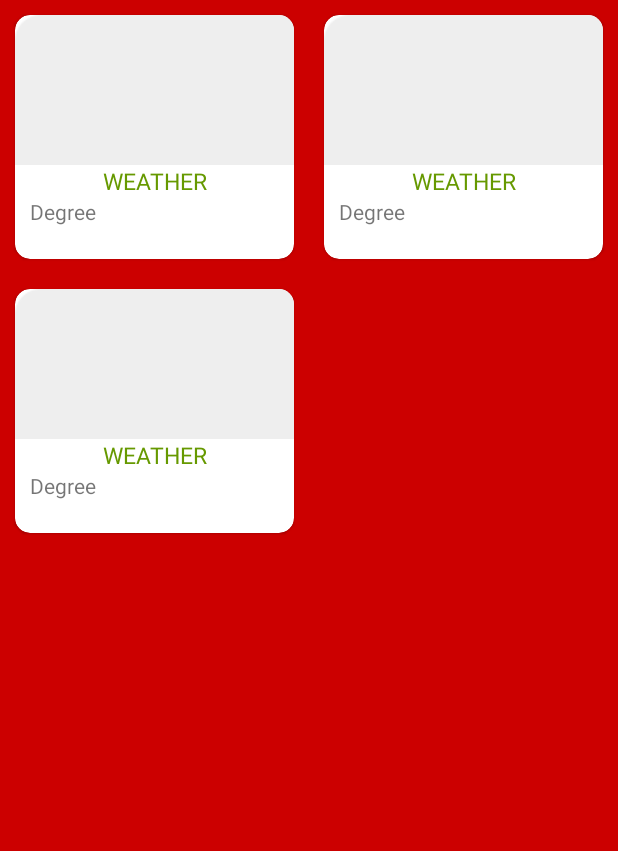
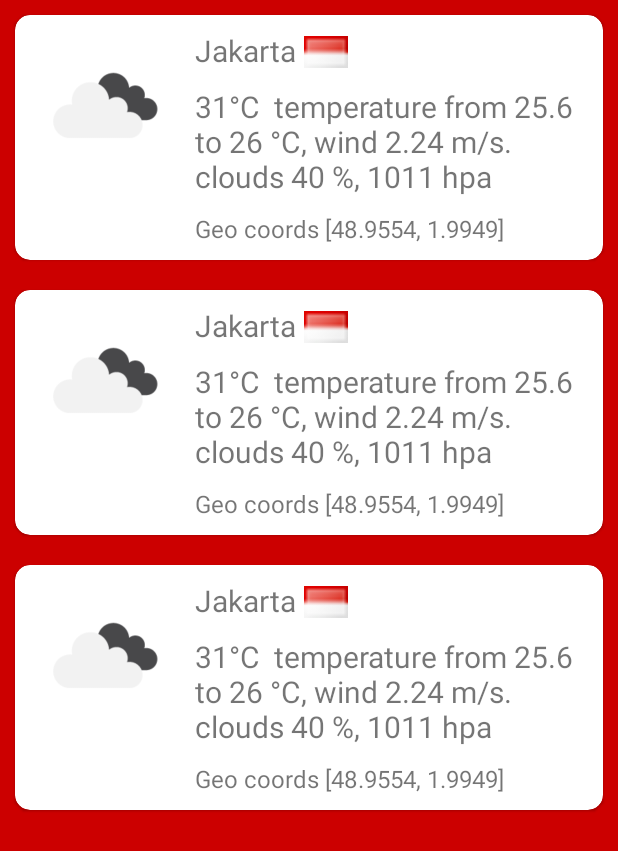
Before and after one commit to kosmasproject/Weather, an Android app: the layout fragment_favorite.xml on its own in the app's theme, with its tools: preview values and no code run, on a phone screen of 412 x 824 dp. Shown: the top 851 px of the screen. Run offline under Robolectric (Android 15) with nearby library versions, the phone set to English and light mode, and no system bars.

Commit message:
implement feature favorite

```diff
--- a/app/src/main/java/com/kosmasfn/weather/view/favorite/FavoriteFragment.kt
+++ b/app/src/main/java/com/kosmasfn/weather/view/favorite/FavoriteFragment.kt
@@ -33,7 +33,7 @@ class FavoriteFragment : BaseFragment<FragmentFavoriteBinding>() {
                 showLoading(false)
             }
         }
-        viewModel.articles.observe(this) {
+        viewModel.cities.observe(this) {
             initAdapter(it)
         }
     }
@@ -45,7 +45,7 @@ class FavoriteFragment : BaseFragment<FragmentFavoriteBinding>() {
     private fun initAdapter(data: List<WeatherDomainModel.City>) {
         with(getViewBinding().rvArticles) {
             adapter = FavoriteAdapter {
-                WebViewActivity.launchIntent(requireActivity(), it.url)
+                WebViewActivity.launchIntent(requireActivity(), it.name ?: "")
             }.apply { addItems(data) }
         }
     }
--- a/app/src/main/java/com/kosmasfn/weather/view/favorite/FavoriteLocalViewModel.kt
+++ b/app/src/main/java/com/kosmasfn/weather/view/favorite/FavoriteLocalViewModel.kt
@@ -17,12 +17,12 @@ class FavoriteLocalViewModel @Inject constructor(private val useCase: WeatherLoc
 
     var isLoading = MutableLiveData(false)
     var errorMessage = MutableLiveData<String>(null)
-    val articles = MutableLiveData<List<WeatherDomainModel.City>>()
+    val cities = MutableLiveData<List<WeatherDomainModel.City>>()
 
     fun fetchArticle() {
         viewModelScope.launch {
-            useCase.getNews().apply {
-                articles.postValue(this)
+            useCase.getCity().apply {
+                cities.postValue(this)
             }
         }
     }
--- a/app/src/main/res/layout/fragment_favorite.xml
+++ b/app/src/main/res/layout/fragment_favorite.xml
@@ -20,8 +20,7 @@
                 android:id="@+id/rvArticles"
                 android:layout_width="match_parent"
                 android:layout_height="wrap_content"
-                app:spanCount="2"
-                app:layoutManager="androidx.recyclerview.widget.GridLayoutManager"
+                app:layoutManager="androidx.recyclerview.widget.LinearLayoutManager"
                 tools:listitem="@layout/item_favorite" />
 
         </androidx.appcompat.widget.LinearLayoutCompat>
--- a/app/src/main/res/layout/item_favorite.xml
+++ b/app/src/main/res/layout/item_favorite.xml
@@ -9,53 +9,74 @@
     android:focusable="true"
     app:cardCornerRadius="10dp">
 
-    <androidx.appcompat.widget.LinearLayoutCompat
+    <androidx.constraintlayout.widget.ConstraintLayout
         android:layout_width="match_parent"
         android:layout_height="match_parent"
-        android:orientation="vertical">
+        android:layout_margin="10dp">
 
         <androidx.appcompat.widget.AppCompatImageView
-            android:id="@+id/ivImg"
-            android:layout_width="match_parent"
+            android:id="@+id/iv_weather"
+            android:layout_width="100dp"
             android:layout_height="100dp"
-            android:scaleType="matrix"
-            android:src="@drawable/img_placeholder" />
+            app:layout_constraintStart_toStartOf="parent"
+            app:layout_constraintTop_toTopOf="parent"
+            tools:srcCompat="@drawable/ic_weather" />
+
+        <androidx.appcompat.widget.LinearLayoutCompat
+            android:layout_width="0dp"
+            android:layout_height="wrap_content"
+            app:layout_constraintStart_toEndOf="@id/iv_weather"
+            app:layout_constraintTop_toTopOf="parent">
+
+
+        </androidx.appcompat.widget.LinearLayoutCompat>
 
         <androidx.appcompat.widget.AppCompatTextView
-            android:id="@+id/tvTitle"
-            android:layout_width="match_parent"
+            android:id="@+id/tv_city"
+            android:layout_width="wrap_content"
             android:layout_height="wrap_content"
-            android:ellipsize="end"
+            android:layout_marginStart="10dp"
             android:fontFamily="sans-serif"
-            android:maxLines="2"
-            android:paddingHorizontal="10dp"
-            android:textAlignment="center"
-            android:textAllCaps="true"
-            android:textColor="@android:color/holo_green_dark"
-            android:textSize="15sp"
-            tools:text="Weather" />
+            android:textSize="20sp"
+            app:layout_constraintStart_toEndOf="@id/iv_weather"
+            app:layout_constraintTop_toTopOf="parent"
+            tools:text="Jakarta" />
+
+        <androidx.appcompat.widget.AppCompatImageView
+            android:id="@+id/iv_flag"
+            android:layout_width="29dp"
+            android:layout_height="29dp"
+            android:layout_marginStart="5dp"
+            app:layout_constraintBottom_toBottomOf="@id/tv_city"
+            app:layout_constraintStart_toEndOf="@id/tv_city"
+            app:layout_constraintTop_toTopOf="@id/tv_city"
+            tools:srcCompat="@drawable/ic_flag" />
 
         <androidx.appcompat.widget.AppCompatTextView
-            android:id="@+id/tvDescription"
-            android:layout_width="match_parent"
+            android:id="@+id/tv_weather"
+            android:layout_width="0dp"
             android:layout_height="wrap_content"
-            android:ellipsize="end"
+            android:layout_marginTop="10dp"
             android:fontFamily="sans-serif"
-            android:maxLines="2"
-            android:paddingHorizontal="10dp"
-            tools:text="Degree" />
+            android:textSize="20sp"
+            app:layout_constraintBottom_toTopOf="@id/tv_long_lat"
+            app:layout_constraintEnd_toEndOf="parent"
+            app:layout_constraintStart_toStartOf="@id/tv_city"
+            app:layout_constraintTop_toBottomOf="@id/tv_city"
+            tools:text="31°C  temperature from 25.6 to 26 °С, wind 2.24 m/s. clouds 40 %, 1011 hpa" />
 
         <androidx.appcompat.widget.AppCompatTextView
-            android:id="@+id/tvDate"
-            android:layout_width="match_parent"
+            android:id="@+id/tv_long_lat"
+            android:layout_width="0dp"
             android:layout_height="wrap_content"
+            android:layout_marginTop="10dp"
             android:fontFamily="sans-serif"
-            android:paddingHorizontal="10dp"
-            android:textAlignment="center"
-            android:textColor="@android:color/darker_gray"
             android:textSize="16sp"
-            tools:text="@tools:sample/date/ddmmyy" />
+            app:layout_constraintEnd_toEndOf="parent"
+            app:layout_constraintStart_toStartOf="@id/tv_weather"
+            app:layout_constraintTop_toBottomOf="@id/tv_weather"
+            tools:text="Geo coords [48.9554, 1.9949]" />
 
-    </androidx.appcompat.widget.LinearLayoutCompat>
+    </androidx.constraintlayout.widget.ConstraintLayout>
 
 </com.google.android.material.card.MaterialCardView>
--- a/app/src/main/res/menu/bottom_nav_menu.xml
+++ b/app/src/main/res/menu/bottom_nav_menu.xml
@@ -8,7 +8,7 @@
 
     <item
         android:id="@+id/navigation_favorite"
-        android:icon="@drawable/ic_love_filled"
+        android:icon="@drawable/ic_star_filled"
         android:title="@string/title_favorite" />
 
 </menu>
--- a/domain/src/main/java/com/kosmasfn/domain/model/WeatherDomainModel.kt
+++ b/domain/src/main/java/com/kosmasfn/domain/model/WeatherDomainModel.kt
@@ -19,7 +19,9 @@ data class WeatherDomainModel(
         val timezone: Int? = null,
         val visibility: Int? = null,
         val weather: List<Weather>? = null,
-        val wind: Wind? = null
+        val wind: Wind? = null,
+        var isFavorite: Boolean = false,
+        var isFavoriteClicked: Boolean = false
     )
 
     data class Clouds(
```
Also changed, not shown: app/src/main/java/com/kosmasfn/weather/view/favorite/FavoriteAdapter.kt (+30 -4 lines), app/src/main/java/com/kosmasfn/weather/view/home/HomeAdapter.kt (+15 -5 lines), app/src/main/java/com/kosmasfn/weather/view/home/HomeFragment.kt (+8 -7 lines), app/src/main/java/com/kosmasfn/weather/view/home/HomeViewModel.kt (+7 -2 lines), app/src/main/res/layout/item_home.xml (+11 -1 lines), data/src/main/java/com/kosmasfn/data/localdb/WeatherDao.kt (+4 -4 lines), data/src/main/java/com/kosmasfn/data/localdb/WeatherLocalRepository.kt (+4 -4 lines), data/src/main/java/com/kosmasfn/data/localdb/WeatherLocalRepositoryImpl.kt (+6 -6 lines), domain/src/main/java/com/kosmasfn/domain/usecase/WeatherLocalUseCase.kt (+4 -4 lines), domain/src/main/java/com/kosmasfn/domain/usecase/WeatherLocalUseCaseImpl.kt (+7 -7 lines).
